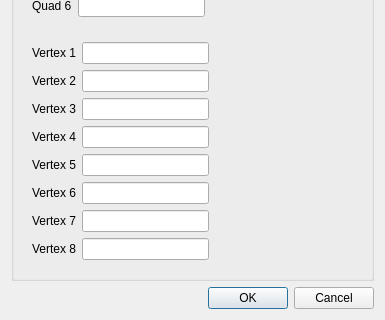
Above: src/HEXABLOCKGUI/Hexa_QTD.ui from SalomePlatform/hexablock before the change; both pictures show x 0 to 385 and y 261 to 581 of the 385 by 581 pixel window. Below: the same form after it.
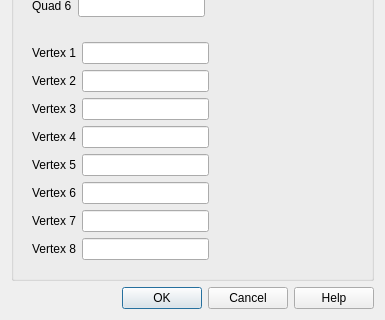
That is the form after the change.

Commit message: added: -Propagation, Vector ( completed ) dialog panel. -Help button on all panel. -Delegate for all Panel updated: -menu always showed for each action

```diff
--- a/src/HEXABLOCKGUI/Hexa_QTD.ui
+++ b/src/HEXABLOCKGUI/Hexa_QTD.ui
@@ -329,7 +329,7 @@
       <enum>Qt::Horizontal</enum>
      </property>
      <property name="standardButtons">
-      <set>QDialogButtonBox::Cancel|QDialogButtonBox::Ok</set>
+      <set>QDialogButtonBox::Cancel|QDialogButtonBox::Ok|QDialogButtonBox::Help</set>
      </property>
     </widget>
    </item>
```
The commit also changes 37 other files.
